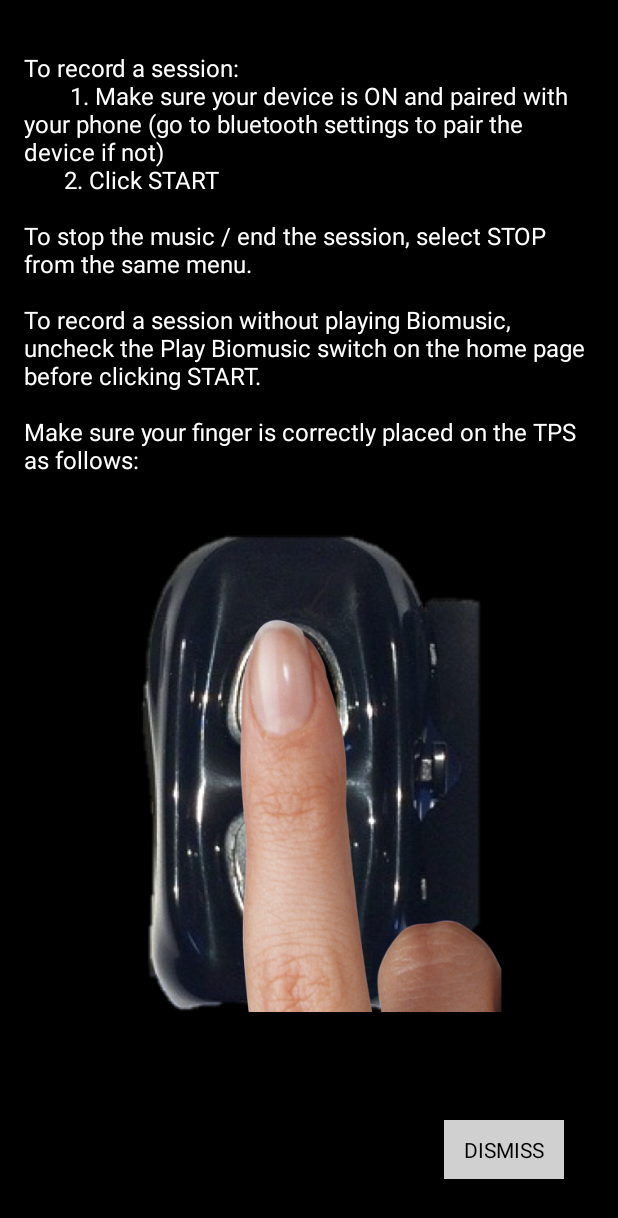
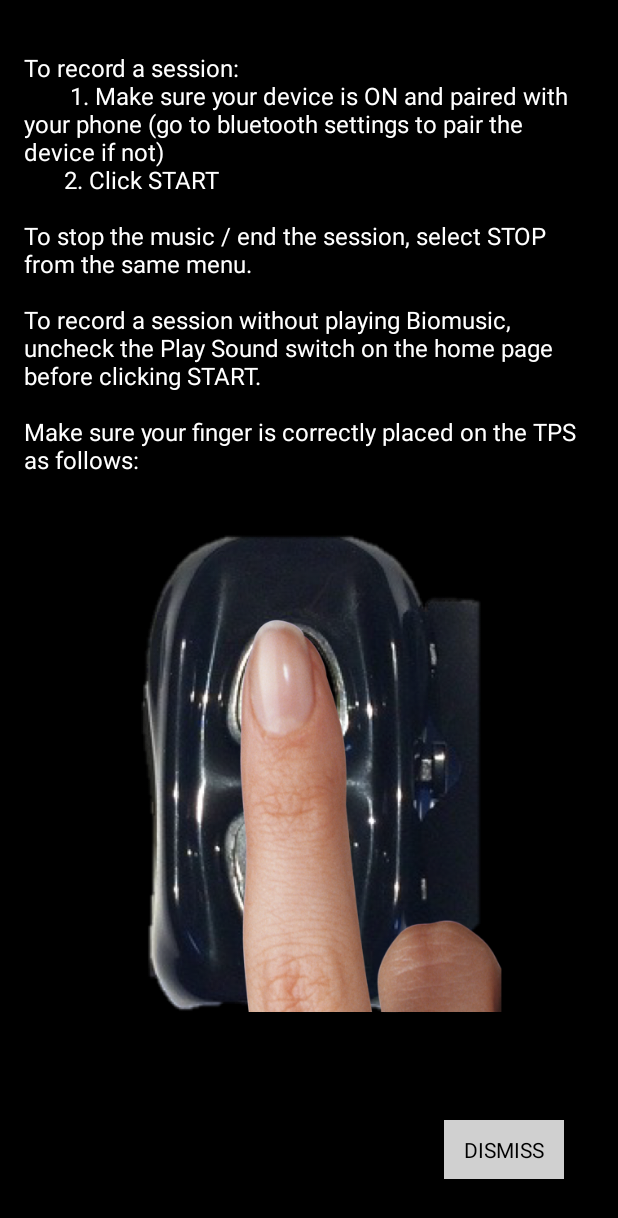
Before and after one commit to CecileRobertMichon/BioMusic, an Android app: the screen it shows after launch (HelpActivity), on a phone screen of 412 x 824 dp. Shown: the top 1218 px of the screen. Run offline under Robolectric (Android 15) with nearby library versions, the phone set to English and light mode, and no system bars; libraries missing offline, so code that uses them is left out: com.thoughttechnology.api, org.billthefarmer.mididriver; 6 statements that could not run were skipped.

Commit message:
Updated help text

```diff
--- a/app/src/main/res/values/strings.xml
+++ b/app/src/main/res/values/strings.xml
@@ -14,7 +14,7 @@
     <string name="help_page_intro">This is the help page</string>
     <string name="help_text">To record a session:\n
                                 \t \t 1. Make sure your device is ON and paired with your phone (go to bluetooth settings to pair the device if not)\n
-                                \t \t2. Click START"\n\nTo stop the music / end the session, select "STOP" from the same menu.\n\nTo record a session without playing Biomusic, uncheck the "Play Biomusic" switch on the home page before clicking "START".\n\nMake sure your finger is correctly placed on the TPS as follows:</string>
+                                \t \t2. Click START"\n\nTo stop the music / end the session, select "STOP" from the same menu.\n\nTo record a session without playing Biomusic, uncheck the "Play Sound" switch on the home page before clicking "START".\n\nMake sure your finger is correctly placed on the TPS as follows:</string>
 
 
 </resources>
```
